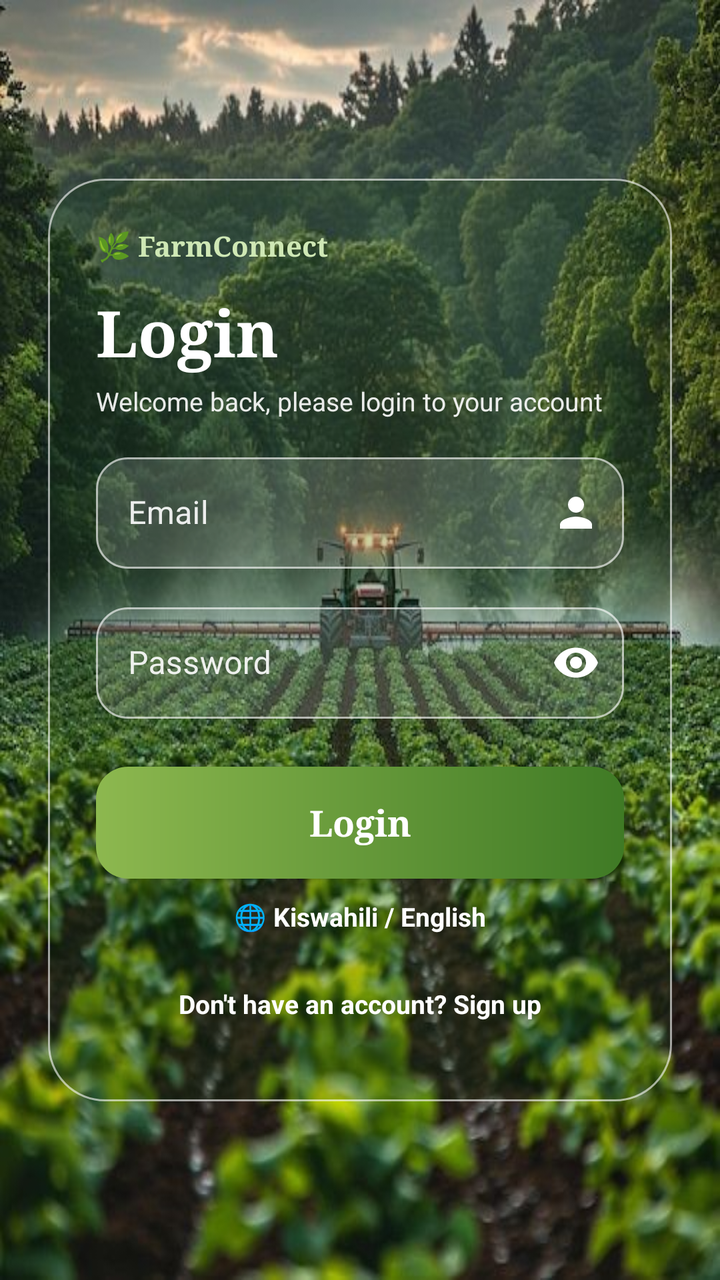
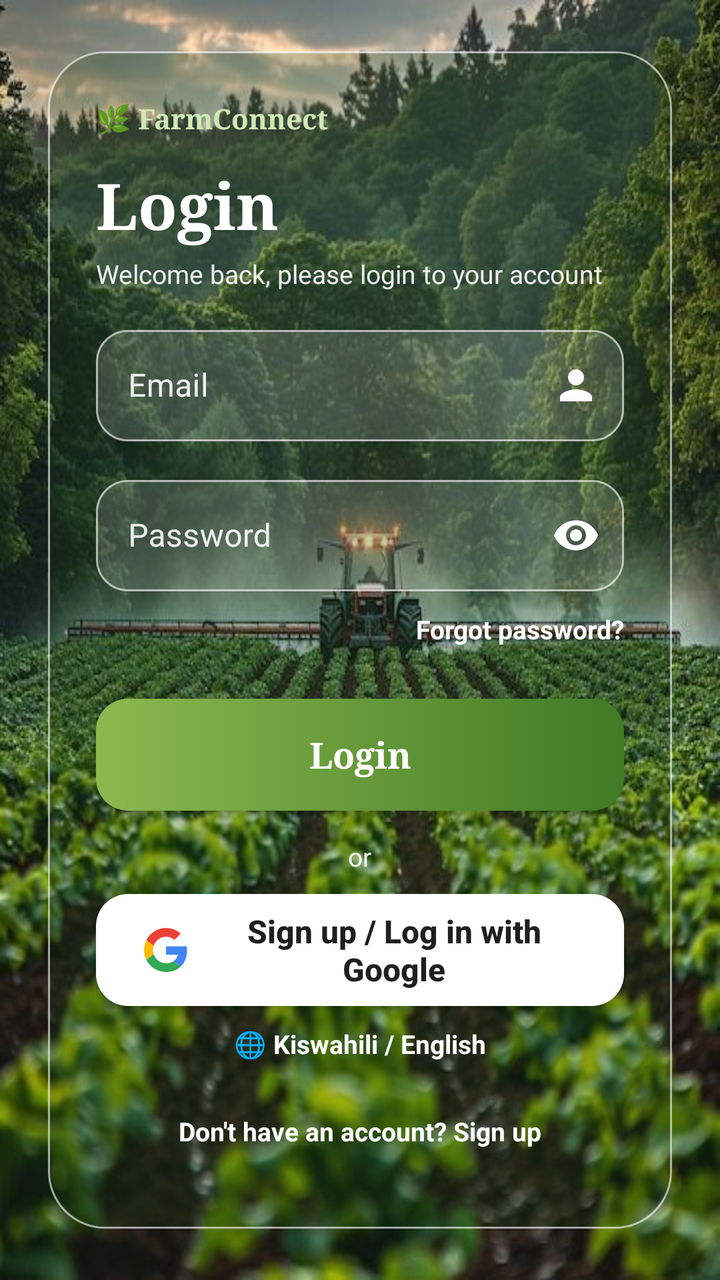

The first picture is an Android layout as it rendered before a commit; the second is the same layout after the commit. The layout source and the unified diff follow.
<!-- AndroidManifest.xml: activity theme Theme.FarmConnect.Auth -->
<!-- res/layout/activity_login.xml -->
<?xml version="1.0" encoding="utf-8"?>
<ScrollView xmlns:android="http://schemas.android.com/apk/res/android"
    xmlns:app="http://schemas.android.com/apk/res-auto"
    android:layout_width="match_parent" android:layout_height="match_parent"
    android:fillViewport="true" android:scrollbars="none">

    <LinearLayout android:layout_width="match_parent" android:layout_height="match_parent"
        android:gravity="center" android:orientation="vertical" android:padding="24dp">

        <LinearLayout android:layout_width="match_parent" android:layout_height="wrap_content"
            android:background="@drawable/bg_glass_card" android:orientation="vertical" android:padding="24dp">

            <TextView android:layout_width="wrap_content" android:layout_height="wrap_content"
                android:text="@string/t_f0f91c85" android:textColor="#CFE8B5" android:textSize="14sp"
                android:fontFamily="serif" android:textStyle="bold" />

            <TextView android:layout_width="wrap_content" android:layout_height="wrap_content"
                android:layout_marginTop="12dp" android:text="@string/t_99dea780" android:textColor="#FFFFFF"
                android:textSize="32sp" android:textStyle="bold" android:fontFamily="serif" />

            <TextView android:layout_width="wrap_content" android:layout_height="wrap_content"
                android:layout_marginTop="4dp" android:text="@string/t_8013ac67"
                android:textColor="#E6FFFFFF" android:textSize="13sp" />

            <com.google.android.material.textfield.TextInputLayout
                style="@style/Widget.MaterialComponents.TextInputLayout.OutlinedBox"
                android:layout_width="match_parent" android:layout_height="wrap_content"
                android:layout_marginTop="14dp" android:hint="@string/t_ce8ae9da"
                android:textColorHint="#E6FFFFFF"
                app:hintTextColor="#FFFFFF"
                app:boxBackgroundColor="#26FFFFFF"
                app:boxStrokeColor="@color/box_stroke"
                app:boxCornerRadiusTopStart="16dp" app:boxCornerRadiusTopEnd="16dp"
                app:boxCornerRadiusBottomStart="16dp" app:boxCornerRadiusBottomEnd="16dp"
                app:endIconMode="custom" app:endIconDrawable="@drawable/ic_person" app:endIconTint="#FFFFFF" app:endIconCheckable="false">
                <com.google.android.material.textfield.TextInputEditText
                    android:id="@+id/etEmail" android:layout_width="match_parent" android:layout_height="wrap_content"
                    android:inputType="textEmailAddress" android:textColor="#FFFFFF" android:maxLines="1" />
            </com.google.android.material.textfield.TextInputLayout>
            <com.google.android.material.textfield.TextInputLayout
                style="@style/Widget.MaterialComponents.TextInputLayout.OutlinedBox"
                android:layout_width="match_parent" android:layout_height="wrap_content"
                android:layout_marginTop="14dp" android:hint="@string/t_dc647eb6"
                android:textColorHint="#E6FFFFFF"
                app:hintTextColor="#FFFFFF"
                app:boxBackgroundColor="#26FFFFFF"
                app:boxStrokeColor="@color/box_stroke"
                app:boxCornerRadiusTopStart="16dp" app:boxCornerRadiusTopEnd="16dp"
                app:boxCornerRadiusBottomStart="16dp" app:boxCornerRadiusBottomEnd="16dp"
                app:endIconMode="password_toggle" app:endIconTint="#FFFFFF">
                <com.google.android.material.textfield.TextInputEditText
                    android:id="@+id/etPassword" android:layout_width="match_parent" android:layout_height="wrap_content"
                    android:inputType="textPassword" android:textColor="#FFFFFF" android:maxLines="1" />
            </com.google.android.material.textfield.TextInputLayout>

            <ProgressBar android:id="@+id/progress" android:layout_width="wrap_content"
                android:layout_height="wrap_content" android:layout_gravity="center_horizontal"
                android:layout_marginTop="12dp" android:indeterminateTint="#FFFFFF" android:visibility="gone" />

            <androidx.appcompat.widget.AppCompatButton android:id="@+id/btnLogin"
                android:layout_width="match_parent" android:layout_height="56dp"
                android:layout_marginTop="24dp" android:background="@drawable/bg_btn_primary"
                android:text="@string/t_99dea780" android:textAllCaps="false" android:textColor="#FFFFFF"
                android:textSize="18sp" android:textStyle="bold" android:fontFamily="serif" />

            <TextView android:id="@+id/tvLang" android:layout_width="wrap_content" android:layout_height="wrap_content"
                android:layout_gravity="center_horizontal" android:padding="10dp" android:text="@string/t_7afda24d"
                android:textColor="#FFFFFF" android:textSize="13sp" android:textStyle="bold" />
            <TextView android:id="@+id/tvRegister" android:layout_width="wrap_content"
                android:layout_height="wrap_content" android:layout_gravity="center_horizontal"
                android:padding="16dp" android:text="@string/t_fbac13ad"
                android:textColor="#FFFFFF" android:textSize="13sp" android:textStyle="bold" />
        </LinearLayout>
    </LinearLayout>
</ScrollView>
<!-- resources referenced by this layout -->
<resources>
  <!-- drawable bg_btn_primary (drawable) -->
  <?xml version="1.0" encoding="utf-8"?>
  <ripple xmlns:android="http://schemas.android.com/apk/res/android" android:color="#44FFFFFF">
      <item>
          <shape android:shape="rectangle">
              <gradient android:angle="0" android:startColor="#8DB84F" android:endColor="#3F7A25" />
              <corners android:radius="16dp" />
          </shape>
      </item>
  </ripple>
  <!-- drawable bg_glass_card (drawable) -->
  <?xml version="1.0" encoding="utf-8"?>
  <shape xmlns:android="http://schemas.android.com/apk/res/android" android:shape="rectangle">
      <solid android:color="#40163A12" />
      <stroke android:width="1dp" android:color="#99FFFFFF" />
      <corners android:radius="28dp" />
  </shape>
  <!-- drawable ic_person (drawable) -->
  <vector xmlns:android="http://schemas.android.com/apk/res/android"
      android:width="24dp" android:height="24dp" android:viewportWidth="24" android:viewportHeight="24">
      <path android:fillColor="#FFFFFF"
          android:pathData="M12,12c2.21,0 4,-1.79 4,-4s-1.79,-4 -4,-4 -4,1.79 -4,4 1.79,4 4,4zM12,14c-2.67,0 -8,1.34 -8,4v2h16v-2c0,-2.66 -5.33,-4 -8,-4z" />
  </vector>
  <string name="t_7afda24d">🌐 Kiswahili / English</string>
  <string name="t_8013ac67">Welcome back, please login to your account</string>
  <string name="t_99dea780">Login</string>
  <string name="t_ce8ae9da">Email</string>
  <string name="t_dc647eb6">Password</string>
  <string name="t_f0f91c85">🌿 FarmConnect</string>
  <string name="t_fbac13ad">Don\'t have an account? Sign up</string>
  <style name="Theme.FarmConnect.Auth" parent="Theme.MaterialComponents.Light.NoActionBar">
          <item name="colorPrimary">#2E7D32</item>
          <item name="colorPrimaryVariant">#1B5E20</item>
          <item name="colorOnPrimary">#FFFFFF</item>
          <item name="colorSecondary">#F9A825</item>
          <item name="android:statusBarColor">@android:color/transparent</item>
          <item name="android:windowBackground">@drawable/bg_auth</item>
      </style>
  <!-- drawable bg_auth: jpg bitmap (drawable, 73255 bytes) -->
</resources>

<!-- the commit's change to res/layout/activity_login.xml (unified diff, before → after) -->
@@ -53,6 +53,12 @@
                     android:inputType="textPassword" android:textColor="#FFFFFF" android:maxLines="1" />
             </com.google.android.material.textfield.TextInputLayout>
 
+            <TextView android:id="@+id/tvForgot" android:layout_width="wrap_content"
+                android:layout_height="wrap_content" android:layout_gravity="end"
+                android:paddingTop="10dp" android:paddingBottom="2dp" android:paddingStart="8dp"
+                android:text="@string/login_forgot" android:textColor="#FFFFFF"
+                android:textSize="13sp" android:textStyle="bold" />
+
             <ProgressBar android:id="@+id/progress" android:layout_width="wrap_content"
                 android:layout_height="wrap_content" android:layout_gravity="center_horizontal"
                 android:layout_marginTop="12dp" android:indeterminateTint="#FFFFFF" android:visibility="gone" />
@@ -62,6 +68,18 @@
                 android:layout_marginTop="24dp" android:background="@drawable/bg_btn_primary"
                 android:text="@string/t_99dea780" android:textAllCaps="false" android:textColor="#FFFFFF"
                 android:textSize="18sp" android:textStyle="bold" android:fontFamily="serif" />
+
+            <TextView android:layout_width="wrap_content" android:layout_height="wrap_content"
+                android:layout_gravity="center_horizontal" android:layout_marginTop="14dp"
+                android:text="@string/login_or" android:textColor="#E6FFFFFF" android:textSize="13sp" />
+
+            <androidx.appcompat.widget.AppCompatButton android:id="@+id/btnGoogle"
+                android:layout_width="match_parent" android:layout_height="56dp"
+                android:layout_marginTop="10dp" android:background="@drawable/bg_btn_google"
+                android:drawableStart="@drawable/ic_google" android:drawablePadding="12dp"
+                android:paddingStart="24dp" android:paddingEnd="24dp"
+                android:text="@string/login_google" android:textAllCaps="false" android:textColor="#1F1F1F"
+                android:textSize="16sp" android:textStyle="bold" />
 
             <TextView android:id="@+id/tvLang" android:layout_width="wrap_content" android:layout_height="wrap_content"
                 android:layout_gravity="center_horizontal" android:padding="10dp" android:text="@string/t_7afda24d"
<!-- resource entries referenced after the edit -->
@@ -1,5 +1,15 @@
 <!-- resources referenced by this layout -->
 <resources>
+  <!-- drawable bg_btn_google (drawable) -->
+  <?xml version="1.0" encoding="utf-8"?>
+  <ripple xmlns:android="http://schemas.android.com/apk/res/android" android:color="#22000000">
+      <item>
+          <shape android:shape="rectangle">
+              <solid android:color="#FFFFFF" />
+              <corners android:radius="16dp" />
+          </shape>
+      </item>
+  </ripple>
   <!-- drawable bg_btn_primary (drawable) -->
   <?xml version="1.0" encoding="utf-8"?>
   <ripple xmlns:android="http://schemas.android.com/apk/res/android" android:color="#44FFFFFF">
@@ -17,12 +27,28 @@
       <stroke android:width="1dp" android:color="#99FFFFFF" />
       <corners android:radius="28dp" />
   </shape>
+  <!-- drawable ic_google (drawable) -->
+  <?xml version="1.0" encoding="utf-8"?>
+  <vector xmlns:android="http://schemas.android.com/apk/res/android"
+      android:width="22dp" android:height="22dp" android:viewportWidth="48" android:viewportHeight="48">
+      <path android:fillColor="#EA4335"
+          android:pathData="M24,9.5c3.54,0 6.71,1.22 9.21,3.6l6.85,-6.85C35.9,2.38 30.47,0 24,0 14.62,0 6.51,5.38 2.56,13.22l7.98,6.19C12.43,13.72 17.74,9.5 24,9.5z" />
+      <path android:fillColor="#4285F4"
+          android:pathData="M46.98,24.55c0,-1.57 -0.15,-3.09 -0.38,-4.55H24v9.02h12.94c-0.58,2.96 -2.26,5.48 -4.78,7.18l7.73,6c4.51,-4.18 7.09,-10.36 7.09,-17.65z" />
+      <path android:fillColor="#FBBC05"
+          android:pathData="M10.53,28.59c-0.48,-1.45 -0.76,-2.99 -0.76,-4.59s0.27,-3.14 0.76,-4.59l-7.98,-6.19C0.92,16.46 0,20.12 0,24c0,3.88 0.92,7.54 2.56,10.78l7.97,-6.19z" />
+      <path android:fillColor="#34A853"
+          android:pathData="M24,48c6.48,0 11.93,-2.13 15.89,-5.81l-7.73,-6c-2.15,1.45 -4.92,2.3 -8.16,2.3 -6.26,0 -11.57,-4.22 -13.47,-9.91l-7.98,6.19C6.51,42.62 14.62,48 24,48z" />
+  </vector>
   <!-- drawable ic_person (drawable) -->
   <vector xmlns:android="http://schemas.android.com/apk/res/android"
       android:width="24dp" android:height="24dp" android:viewportWidth="24" android:viewportHeight="24">
       <path android:fillColor="#FFFFFF"
           android:pathData="M12,12c2.21,0 4,-1.79 4,-4s-1.79,-4 -4,-4 -4,1.79 -4,4 1.79,4 4,4zM12,14c-2.67,0 -8,1.34 -8,4v2h16v-2c0,-2.66 -5.33,-4 -8,-4z" />
   </vector>
+  <string name="login_forgot">Forgot password?</string>
+  <string name="login_google">Sign up / Log in with Google</string>
+  <string name="login_or">or</string>
   <string name="t_7afda24d">🌐 Kiswahili / English</string>
   <string name="t_8013ac67">Welcome back, please login to your account</string>
   <string name="t_99dea780">Login</string>
